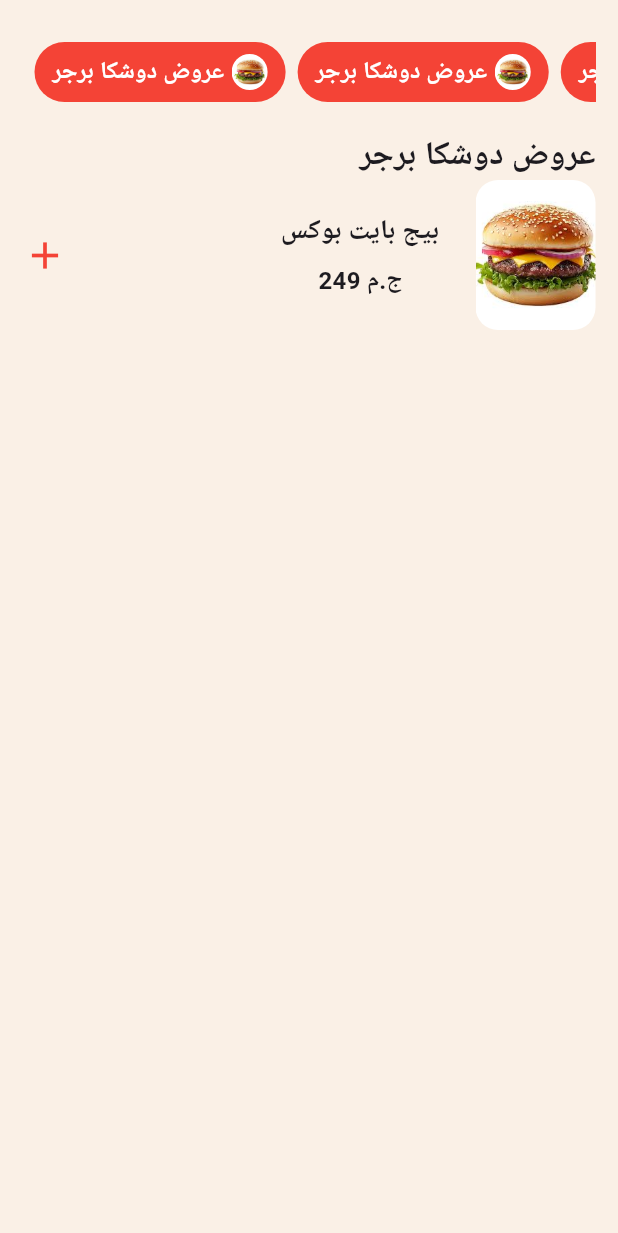
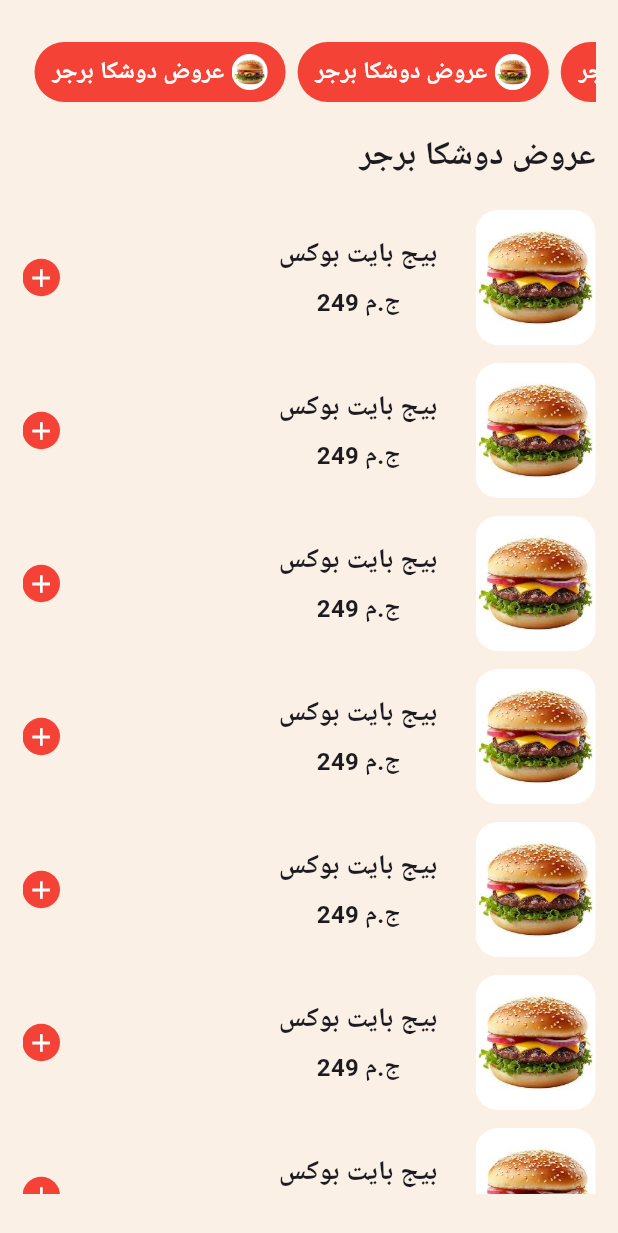
Before and after one commit to AbdelrahmanSiam/trust_flutter_task, a Flutter app: the screen it shows after launch, on a phone screen of 412 x 824 dp. Shown: the top 1233 px of the screen. Run offline on Flutter 3.47's test engine with Material 3 defaults, Android fonts, the phone set to English and light mode, and no system bars.

Commit message:
create product card list view

```diff
--- /dev/null
+++ b/lib/features/products/presentation/views/widgets/horizontalListView.dart
@@ -0,0 +1,20 @@
+
+import 'package:flutter/material.dart';
+import 'package:trust_flutter_task/core/utils/assets_data.dart';
+import 'package:trust_flutter_task/features/products/presentation/views/widgets/horizontal_list_view_item.dart';
+
+class HorizontalListView extends StatelessWidget {
+  const HorizontalListView({
+    super.key,
+  });
+
+  @override
+  Widget build(BuildContext context) {
+    return ListView.builder(
+      scrollDirection: Axis.horizontal,
+      itemCount: 10,
+      itemBuilder: (context , index){
+      return HorizontalListViewItem(title: "عروض دوشكا برجر",image: AssetsData.burgur,);
+    },);
+  }
+}
--- a/lib/features/products/presentation/views/widgets/product_card.dart
+++ b/lib/features/products/presentation/views/widgets/product_card.dart
@@ -8,12 +8,14 @@ class ProductCard extends StatelessWidget {
   final String title,subTitle,image;
   @override
   Widget build(BuildContext context) {
-    return Row(
+    return Padding(
+      padding: const EdgeInsets.only(bottom:12.0),
+      child: Row(
         textDirection: TextDirection.rtl,
         children: [
           ClipRRect(
            borderRadius: BorderRadius.circular(15),
-         child: Image.asset(image,height: 100,width: 80,fit: BoxFit.cover,),),
+           child: Image.asset(image,height: 90,width: 80,fit: BoxFit.cover,),),
            SizedBox(width: 12,),
            Expanded(
              child: Column(
@@ -25,8 +27,19 @@ class ProductCard extends StatelessWidget {
              ),
            ),
            Spacer(),
-         Icon(Icons.add,color: Colors.red,size: 30,),
+           Container(
+            height: 25,
+            width: 25,
+            decoration: BoxDecoration(
+              borderRadius: BorderRadius.circular(200),
+              color: Colors.red,
+            ),
+             child: IconButton(
+              padding: EdgeInsets.zero,
+              onPressed: (){}, icon: Icon(Icons.add , color: Colors.white,size: 20,)),
+           ),
         ],
+      ),
     );
   }
 }
--- /dev/null
+++ b/lib/features/products/presentation/views/widgets/product_card_list_view.dart
@@ -0,0 +1,25 @@
+
+import 'package:flutter/material.dart';
+import 'package:trust_flutter_task/core/utils/assets_data.dart';
+import 'package:trust_flutter_task/features/products/presentation/views/widgets/product_card.dart';
+
+class ProductCardListView extends StatelessWidget {
+  const ProductCardListView({
+    super.key,
+  });
+
+  @override
+  Widget build(BuildContext context) {
+    return ListView.builder(
+      shrinkWrap: true,
+      physics: NeverScrollableScrollPhysics(),
+      itemCount: 10,
+      itemBuilder: (context , index){
+      return ProductCard(
+      title: "بيج بايت بوكس",
+      subTitle: "ج.م 249",
+      image: AssetsData.burgur,
+    );
+    },);
+  }
+}
--- a/lib/features/products/presentation/views/widgets/product_view_body.dart
+++ b/lib/features/products/presentation/views/widgets/product_view_body.dart
@@ -1,34 +1,36 @@
 import 'package:flutter/material.dart';
 import 'package:trust_flutter_task/core/utils/app_styles.dart';
-import 'package:trust_flutter_task/core/utils/assets_data.dart';
-import 'package:trust_flutter_task/features/products/presentation/views/widgets/horizontal_list_view_item.dart';
-import 'package:trust_flutter_task/features/products/presentation/views/widgets/product_card.dart';
-
+import 'package:trust_flutter_task/features/products/presentation/views/widgets/horizontalListView.dart';
+import 'package:trust_flutter_task/features/products/presentation/views/widgets/product_card_list_view.dart';
 class ProductViewBody extends StatelessWidget {
   const ProductViewBody({super.key});
 
   @override
   Widget build(BuildContext context) {
     return Padding(
-      padding: const EdgeInsets.symmetric(vertical: 28.0,horizontal: 15),
+      padding: const EdgeInsets.symmetric(vertical: 28.0, horizontal: 15),
       child: Column(
         crossAxisAlignment: CrossAxisAlignment.end,
         children: [
           SizedBox(
             height: 40,
-            child: ListView.builder(
-              scrollDirection: Axis.horizontal,
-              itemCount: 10,
-              itemBuilder: (context , index){
-              return HorizontalListViewItem(title: "عروض دوشكا برجر",image: AssetsData.burgur,);
-            },),
+            child: HorizontalListView(),
           ),
-          SizedBox(height: 20,),
-          Text("عروض دوشكا برجر" , style: AppStyles.textStyles22,),
-          ProductCard(
-            title: "بيج بايت بوكس",
-            subTitle: "249 ج.م",
-            image: AssetsData.burgur,
+          SizedBox(height: 20),
+          Expanded(
+            child: SingleChildScrollView(
+              child: Column(
+                crossAxisAlignment: CrossAxisAlignment.end,
+                children: [
+                  Text(
+                    "عروض دوشكا برجر",
+                    style: AppStyles.textStyles22,
+                  ),
+                  SizedBox(height: 20),
+                  ProductCardListView(), // محتوى الكروت
+                ],
+              ),
+            ),
           ),
         ],
       ),
```
Lines whose indentation alone changed are shown as unchanged.
